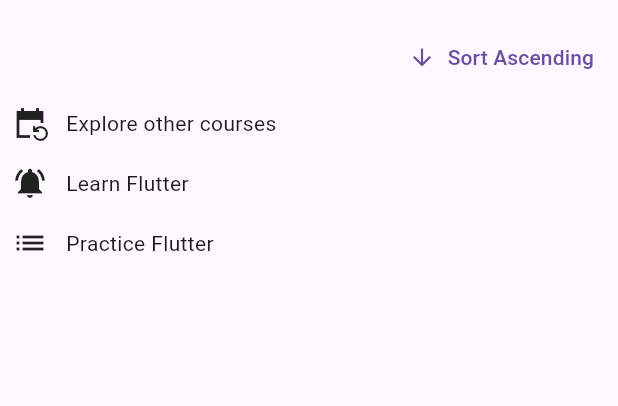
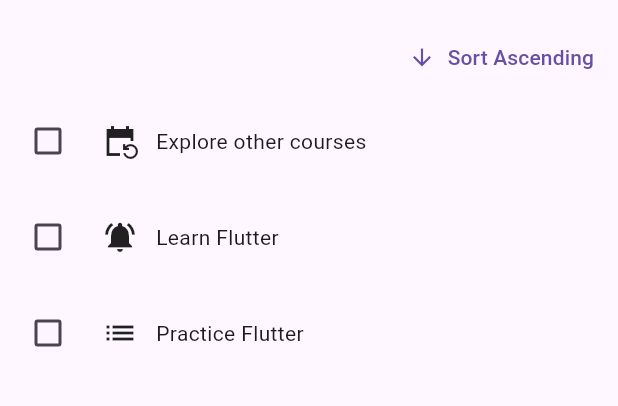
Before and after one commit to ndizihiwesimon/flutter_internals, a Flutter app: the screen it shows after launch, on a phone screen of 412 x 824 dp, the part 63-469 px from its top. Run offline on Flutter 3.47's test engine with Material 2 defaults, Android fonts, the phone set to English and light mode, and no system bars.

Commit message:
added checkable items

```diff
--- /dev/null
+++ b/lib/keys/checkable_todo_item.dart
@@ -0,0 +1,47 @@
+import 'package:flutter/material.dart';
+import 'package:flutter_internals/keys/keys.dart';
+
+class CheckableItem extends StatefulWidget {
+  const CheckableItem({super.key, required this.text, required this.priority});
+  final String text;
+  final Priority priority;
+
+  @override
+  State<CheckableItem> createState() => _CheckableItemState();
+}
+
+class _CheckableItemState extends State<CheckableItem> {
+  Widget getIcon(Priority priority) {
+    if (priority == Priority.urgent) {
+      return const Icon(Icons.notifications_active);
+    } else if (priority == Priority.normal) {
+      return const Icon(Icons.list);
+    } else {
+      return const Icon(Icons.event_repeat_sharp);
+    }
+  }
+
+  bool _isChecked = false;
+
+  @override
+  Widget build(BuildContext context) {
+    return Padding(
+      padding: const EdgeInsets.all(8.0),
+      child: Row(
+        children: [
+          Checkbox(
+              value: _isChecked,
+              onChanged: (bool? value) {
+                setState(() {
+                  _isChecked = value!;
+                });
+              }),
+          const SizedBox(width: 12),
+          getIcon(widget.priority),
+          const SizedBox(width: 12),
+          Text(widget.text),
+        ],
+      ),
+    );
+  }
+}
--- a/lib/keys/keys.dart
+++ b/lib/keys/keys.dart
@@ -1,4 +1,5 @@
 import 'package:flutter/material.dart';
+import 'package:flutter_internals/keys/checkable_todo_item.dart';
 import 'package:flutter_internals/keys/todo_item.dart';
 
 enum Priority { urgent, normal, low }
@@ -65,7 +66,8 @@ class _KeysState extends State<Keys> {
             child: Column(
           children: [
             for (final todo in _orderedTodo)
-              TodoItem(
+              CheckableItem(
+                key: ValueKey(todo.text),
                 text: todo.text,
                 priority: todo.priority,
               ),
```
